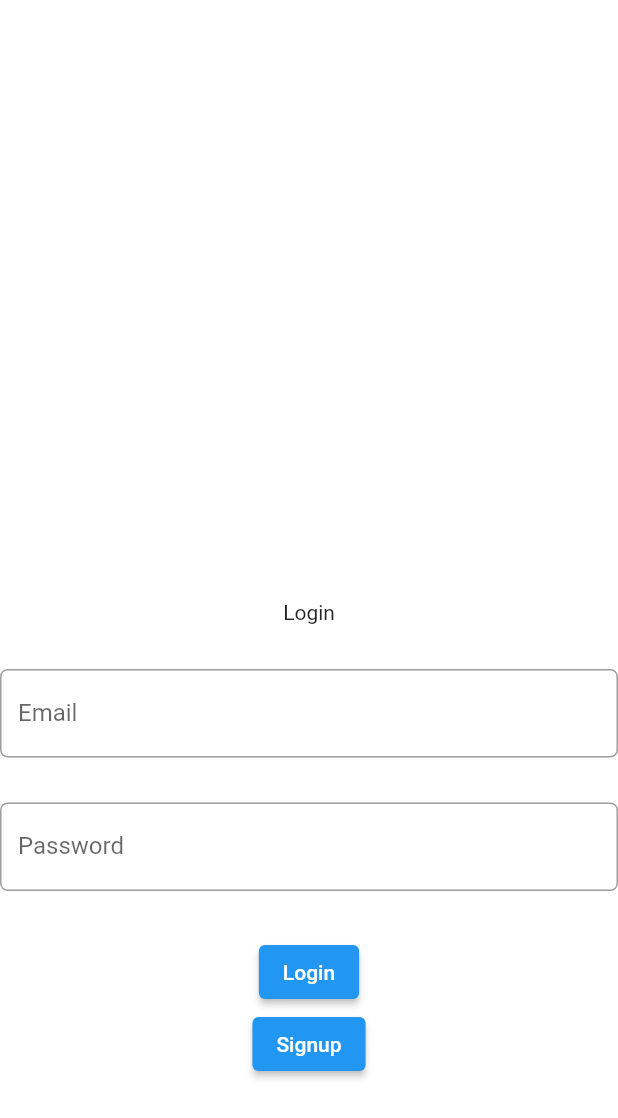
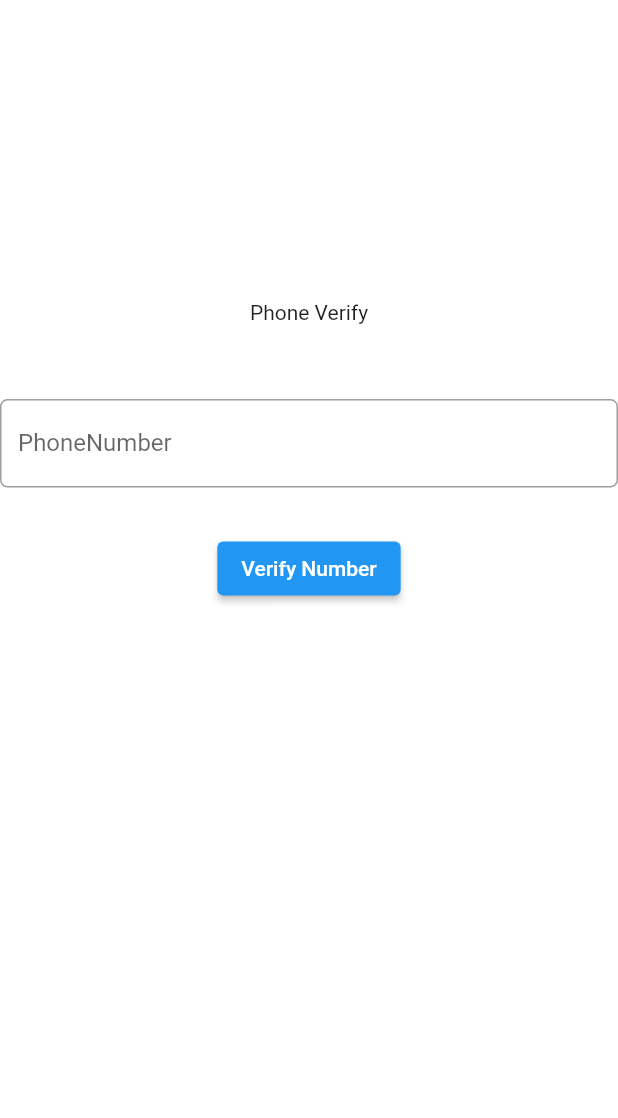
Before and after one commit to KrishChopra22/DriWary, a Flutter app: the screen it shows after launch, on a phone screen of 412 x 824 dp. Shown: the top 1118 px of the screen. Run offline on Flutter 3.47's test engine with Material 2 defaults, Android fonts, the phone set to English and light mode, and no system bars; our stand-ins replace firebase_auth, firebase_core, firebase_database, fluttertoast; missing offline and left inert: flutter_camera; accounts and stored records are empty.

Commit message:
Auth Done

```diff
--- a/lib/main.dart
+++ b/lib/main.dart
@@ -25,7 +25,7 @@ class MyApp extends StatelessWidget {
         theme: ThemeData(
           primarySwatch: Colors.blue,
         ),
-        initialRoute: 'login',
+        initialRoute: 'verify',
         onGenerateRoute: RouteGenerator.generateRoute,
       );
     }
--- a/lib/route_generator.dart
+++ b/lib/route_generator.dart
@@ -1,6 +1,6 @@
-import 'package:exception/screens/auth_screens/login_screen.dart';
+import 'package:exception/screens/auth_screens/phone_verify.dart';
 import 'package:exception/screens/auth_screens/signup_screen.dart';
-import 'package:exception/screens/auth_screens/verify.dart';
+import 'package:exception/screens/auth_screens/code_verify.dart';
 import 'package:exception/screens/camera_page.dart';
 import 'package:flutter/material.dart';
 
@@ -12,17 +12,17 @@ class RouteGenerator {
     final args = settings.arguments;
 
     switch (settings.name) {
-      case 'login':
-        return MaterialPageRoute(builder: (_) => LoginScreen());
+      case 'verify':
+        return MaterialPageRoute(builder: (_) => PhoneVerify());
       case 'home':
         return MaterialPageRoute(builder: (_) => HomePage());
 
       case '/signup':
-        return MaterialPageRoute(builder: (_) => SignupScreen());
+        return MaterialPageRoute(builder: (_) => SignupScreen(args: args as String));
       case 'camera':
         return MaterialPageRoute(builder: (_) => CameraPage());
       case '/verifyOtp':
-        return MaterialPageRoute(builder: (_) => verifyOtp(args: args as String,));
+        return MaterialPageRoute(builder: (_) => verifyOtp(args: args as List<String>,));
 
       default:
         return _errorRoute();
--- a/lib/screens/auth_screens/login_screen.dart
+++ /dev/null
@@ -1,117 +0,0 @@
-import 'package:firebase_auth/firebase_auth.dart';
-import 'package:firebase_database/firebase_database.dart';
-import 'package:flutter/cupertino.dart';
-import 'package:flutter/material.dart';
-import 'package:fluttertoast/fluttertoast.dart';
-
-import '../../firebase/firebase_manager.dart';
-
-
-class LoginScreen extends StatelessWidget {
-  LoginScreen({super.key});
-  final TextEditingController emailController = TextEditingController();
-  final TextEditingController passwordController = TextEditingController();
-  final FirebaseAuth auth = FirebaseManager.auth;
-  final FirebaseDatabase database = FirebaseManager.database;
-
-  @override
-  Widget build(BuildContext context) {
-    NavigatorState state = Navigator.of(context);
-    return Scaffold(
-      backgroundColor: Colors.white,
-      body: SingleChildScrollView(
-        child: Center(
-          child: Column(
-            children: [
-              Container(
-                child: Column(
-                  children: [
-                    const SizedBox(
-                      height: 400,
-                    ),
-                    Text('Login'),
-                    const SizedBox(
-                      height: 30,
-                    ),
-                    TextFormField(
-                      controller: emailController,
-                      decoration: InputDecoration(
-                        border: OutlineInputBorder(
-                            borderRadius: BorderRadius.circular(5)),
-                        labelText: "Email",
-                      ),
-                    ),
-                    const SizedBox(
-                      height: 30,
-                    ),
-                    TextFormField(
-                      controller: passwordController,
-                      decoration: InputDecoration(
-                        border: OutlineInputBorder(
-                            borderRadius: BorderRadius.circular(5)),
-                        labelText: "Password",
-                      ),
-                    ),
-                    const SizedBox(
-                      height: 30,
-                    ),
-                    ElevatedButton(onPressed: () => login(context), child: Text('Login'),),
-                    ElevatedButton(
-                      onPressed: () =>{
-                        print('Redirected to SignUp'),
-                      state.pushNamedAndRemoveUntil('/signup', (Route route) => false),
-                      },
-                      child: Text('Signup'),)
-                  ],
-                ),
-              )
-            ],
-          ),
-        ),
-      ),
-    );
-  }
-
-  login(BuildContext context) async {
-    print('Login');
-    NavigatorState state = Navigator.of(context);
-    try{
-      // Check for users email& password from firebase inbuilt func
-      await auth.signInWithEmailAndPassword(
-          email: emailController.text,
-          password: passwordController.text);
-      state.pushNamedAndRemoveUntil('home', (Route route) => false);
-      print('Redirected to HomePage');
-    }
-    on FirebaseAuthException catch(e){
-      print('Found Error');
-      print(e.code);
-      if (e.code == 'user-not-found') {
-        print("user-not-found");
-        Fluttertoast.showToast(
-          msg: "No user found for that email.",
-          toastLength: Toast.LENGTH_SHORT,
-          gravity: ToastGravity.BOTTOM,
-          timeInSecForIosWeb: 1,
-        );
-      }
-      else if (e.code == 'wrong-password') {
-        print("wrong-password");
-        Fluttertoast.showToast(
-          msg: "Wrong Password",
-          toastLength: Toast.LENGTH_SHORT,
-          gravity: ToastGravity.BOTTOM,
-          timeInSecForIosWeb: 1,
-        );
-      }
-      else {
-        Fluttertoast.showToast(
-          msg: "Enter valid details",
-          toastLength: Toast.LENGTH_SHORT,
-          gravity: ToastGravity.BOTTOM,
-          timeInSecForIosWeb: 1,
-        );
-      }
-    }
-  }
-}
--- /dev/null
+++ b/lib/screens/auth_screens/phone_verify.dart
@@ -0,0 +1,82 @@
+import 'package:firebase_auth/firebase_auth.dart';
+import 'package:flutter/cupertino.dart';
+import 'package:flutter/material.dart';
+import 'package:fluttertoast/fluttertoast.dart';
+
+import '../../dataclass/person.dart';
+
+class PhoneVerify extends StatelessWidget {
+  PhoneVerify({Key? key}) : super(key: key);
+
+  String verificationIDReceived = "";
+  final TextEditingController phoneController = TextEditingController();
+
+  @override
+  Widget build(BuildContext context) {
+    return Scaffold(
+      backgroundColor: Colors.white,
+      body: Column(
+        children: [
+          const SizedBox(
+            height: 200,
+          ),
+          Text("Phone Verify"),
+          const SizedBox(
+            height: 50,
+          ),
+
+          TextFormField (
+            controller: phoneController,
+            decoration: InputDecoration(
+              border: OutlineInputBorder(
+                  borderRadius: BorderRadius.circular(5)),
+              labelText: "PhoneNumber",
+            ),
+          ),
+          const SizedBox(
+            height: 30,
+          ),
+
+
+          ElevatedButton(onPressed: (){
+            verifyNumber(context);
+          } ,
+            child: Text('Verify Number'),
+          ),
+        ],
+      ),
+    );
+  }
+
+
+  verifyNumber(BuildContext context) {
+    NavigatorState state = Navigator.of(context);
+
+    auth.verifyPhoneNumber(
+        phoneNumber: phoneController.text,
+        verificationCompleted: (PhoneAuthCredential credential) async {
+          await auth.signInWithCredential(credential).then((value) =>{
+            print("You are Logged in.")
+          });
+        },
+        verificationFailed: (FirebaseAuthException e){
+          print("Verification Failed");
+          print(e.message);
+        },
+        codeSent: (String verifictionID, int? resendToken){
+          print("Code Sent");
+          verificationIDReceived = verifictionID;
+          List<String> data_to_send = [verificationIDReceived,phoneController.text];
+          Fluttertoast.showToast(
+            msg: "OTP Sent",
+            toastLength: Toast.LENGTH_SHORT,
+            gravity: ToastGravity.BOTTOM,
+            timeInSecForIosWeb: 1,
+          );
+          print("Redirect to OTP Verification Page");
+          state.pushNamedAndRemoveUntil('/verifyOtp',arguments: data_to_send, (Route route) => false);
+        },
+        codeAutoRetrievalTimeout: (String verificationID){}
+    );
+  }
+}
--- a/lib/screens/dashboard.dart
+++ b/lib/screens/dashboard.dart
@@ -1,3 +1,4 @@
+import 'package:firebase_auth/firebase_auth.dart';
 import 'package:flutter/cupertino.dart';
 import 'package:flutter/material.dart';
 
@@ -5,7 +6,8 @@ import '../firebase/firebase_manager.dart';
 import 'camera_page.dart';
 
 class Dashboard extends StatelessWidget {
-  const Dashboard({Key? key}) : super(key: key);
+  Dashboard({Key? key}) : super(key: key);
+  final FirebaseAuth auth = FirebaseManager.auth;
 
   @override
   Widget build(BuildContext context) {
@@ -19,6 +21,7 @@ class Dashboard extends StatelessWidget {
                 ElevatedButton(
                     onPressed: () => signOut(context), child: Text('SignOut')),
                 Text("Hello"),
+                Text(auth.currentUser!.uid),
                 ElevatedButton(
                     onPressed: () => camera(context), child: Text('Camera')),
               ],
@@ -36,7 +39,7 @@ class Dashboard extends StatelessWidget {
   signOut(BuildContext context) {
     FirebaseManager.auth.signOut();
     NavigatorState state = Navigator.of(context);
-    state.pushNamedAndRemoveUntil('login', (Route route) => false);
+    state.pushNamedAndRemoveUntil('verify', (Route route) => false);
   }
 
   camera(BuildContext context) {
```
Also changed, not shown: lib/screens/auth_screens/code_verify.dart (renamed from lib/screens/auth_screens/verify.dart, +37 -5 lines), lib/screens/auth_screens/signup_screen.dart (+47 -62 lines).
